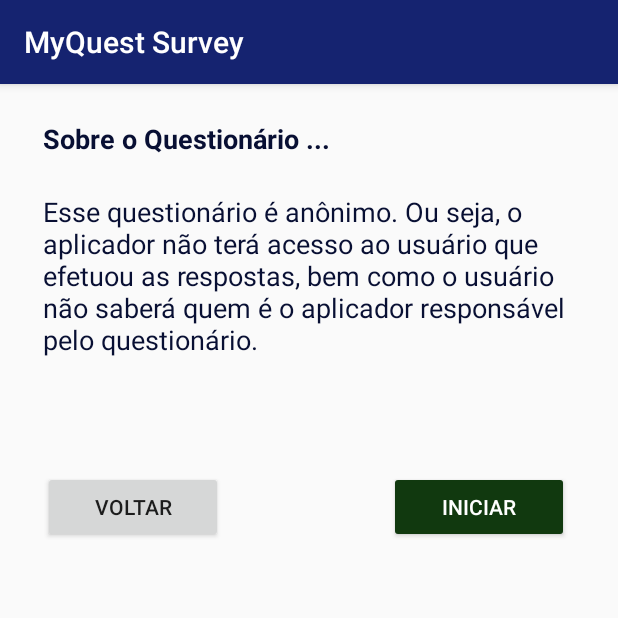
After one commit to tbelem/tccifsp, an Android app: the QuestionarioActivity screen opened directly, with no data from a screen before it, on a phone screen of 412 x 824 dp, the top half of it. The commit adds this screen. Run offline under Robolectric (Android 15) with nearby library versions, the phone set to English and light mode, and no system bars; our stand-ins replace Firebase (no records; nobody signed in at launch, a user with empty details on screens opened directly); 1 statement that could not run was skipped.

Commit message:
Capa do questionario

```diff
--- a/app/build.gradle
+++ b/app/build.gradle
@@ -33,4 +33,5 @@ dependencies {
 
 
 
+
 apply plugin: 'com.google.gms.google-services'
--- a/app/src/main/AndroidManifest.xml
+++ b/app/src/main/AndroidManifest.xml
@@ -9,21 +9,23 @@
         android:roundIcon="@mipmap/ic_launcher_round"
         android:supportsRtl="true"
         android:theme="@style/AppTheme">
-        <activity android:name=".Activity.MainActivity" >
-        </activity>
+        <activity android:name=".Activity.MainActivity"></activity>
         <activity
             android:name=".Activity.LoginActivity"
-            android:theme="@style/Barless" >
+            android:theme="@style/Barless">
             <intent-filter>
                 <action android:name="android.intent.action.MAIN" />
 
                 <category android:name="android.intent.category.LAUNCHER" />
             </intent-filter>
         </activity>
-        <activity android:name=".Activity.HomeActivity"></activity>
-        <activity android:name=".Activity.UseActivity"></activity>
-        <activity android:name=".Activity.AlternativaActivity"></activity>
+        <activity android:name=".Activity.HomeActivity" />
+        <activity android:name=".Activity.UseActivity" />
+        <activity android:name=".Activity.AlternativaActivity" />
+
         <service android:name=".Service.NotificationService" />
+
+        <activity android:name=".Activity.QuestionarioActivity"></activity>
     </application>
 
 </manifest>
--- a/app/src/main/java/proj/ifsp/tcc1/Activity/HomeActivity.java
+++ b/app/src/main/java/proj/ifsp/tcc1/Activity/HomeActivity.java
@@ -11,6 +11,7 @@ import android.support.v7.app.AppCompatActivity;
 import android.os.Bundle;
 import android.util.Log;
 import android.view.View;
+import android.widget.AdapterView;
 import android.widget.ArrayAdapter;
 import android.widget.ListView;
 import android.widget.TextView;
@@ -71,6 +72,20 @@ public class HomeActivity extends AppCompatActivity {
 
         pendentesReference = InstanceFactory.getDBInstance().getReference("usuarios").child(firebaseAuth.getCurrentUser().getUid()).child("pendentes");
         montaListenerPendentes();
+
+        pendentesList.setOnItemClickListener(new AdapterView.OnItemClickListener() {
+            @Override
+            public void onItemClick(AdapterView<?> adapterView, View view, int i, long l) {
+
+                Questionario selecionado = (Questionario) adapterView.getItemAtPosition(i);
+
+                Intent questIntent = new Intent(HomeActivity.this,QuestionarioActivity.class);
+
+                questIntent.putExtra("selecionadoID",selecionado.getId());
+
+                startActivity(questIntent);
+            }
+        });
 
     }
 
--- /dev/null
+++ b/app/src/main/java/proj/ifsp/tcc1/Activity/QuestionarioActivity.java
@@ -0,0 +1,67 @@
+package proj.ifsp.tcc1.Activity;
+
+import android.support.v7.app.AppCompatActivity;
+import android.os.Bundle;
+import android.util.Log;
+import android.view.View;
+import android.widget.TextView;
+
+import com.google.firebase.database.DataSnapshot;
+import com.google.firebase.database.DatabaseError;
+import com.google.firebase.database.DatabaseReference;
+import com.google.firebase.database.ValueEventListener;
+
+import proj.ifsp.tcc1.Model.Questionario;
+import proj.ifsp.tcc1.R;
+import proj.ifsp.tcc1.Util.InstanceFactory;
+
+public class QuestionarioActivity extends AppCompatActivity {
+
+    private TextView txtDescricao;
+
+    private Questionario questionario;
+
+    @Override
+    protected void onCreate(Bundle savedInstanceState) {
+        super.onCreate(savedInstanceState);
+        setContentView(R.layout.activity_questionario);
+
+        txtDescricao = (TextView) findViewById(R.id.txDescricao);
+
+        buscaQuestionario(this.getIntent().getStringExtra("selecionadoID"));
+    }
+
+    private void buscaQuestionario(String qID){
+        DatabaseReference query = InstanceFactory.getDBInstance().getReference("questionarios").child(qID);
+
+        query.addListenerForSingleValueEvent(new ValueEventListener() {
+            @Override
+            public void onDataChange(DataSnapshot dataSnapshot) {
+                questionario = dataSnapshot.getValue(Questionario.class);
+                questionario.setId(dataSnapshot.getKey());
+
+                if(questionario == null){
+                    Log.e("DATABASE ERROR","Questionario nao encontrado !");
+                }
+                else{
+                    if(! questionario.getDescricao().equals("")) {
+                        txtDescricao.setText(questionario.getDescricao());
+                    }
+                    else{
+                        txtDescricao.setText(getResources().getString(R.string.txDescricaoDefault));
+                    }
+                }
+            }
+
+            @Override
+            public void onCancelled(DatabaseError databaseError) {
+                Log.e("DATABASE ERROR",databaseError.toString());
+            }
+        });
+    }
+
+    public void Voltar (View v){
+        finish();
+    }
+
+}
--- a/app/src/main/java/proj/ifsp/tcc1/Adapter/PendentesAdapter.java
+++ b/app/src/main/java/proj/ifsp/tcc1/Adapter/PendentesAdapter.java
@@ -45,6 +45,10 @@ public class PendentesAdapter extends BaseAdapter {
         return 0;
     }
 
+    public String getStringId(int pos) {
+        return pendentes.get(pos).getId();
+    }
+
     @Override
     public View getView(int i, View view, ViewGroup viewGroup) {
         View item_layout = activity.getLayoutInflater().inflate(R.layout.pendentes_item,viewGroup,false);
--- a/app/src/main/java/proj/ifsp/tcc1/Model/Questionario.java
+++ b/app/src/main/java/proj/ifsp/tcc1/Model/Questionario.java
@@ -9,6 +9,7 @@ import java.util.Date;
 public class Questionario {
 
     private String id;
+    private String descricao;
     private long inicio;
     private long fim;
     private int recompensa;
@@ -22,6 +23,10 @@ public class Questionario {
         this.fim = fim;
         this.recompensa = recompensa;
     }
+
+    public String getDescricao() { return descricao; }
+
+    public void setDescricao(String descricao) { this.descricao = descricao; }
 
     public String getId() {
         return id;
--- a/app/src/main/res/layout/activity_alternativa.xml
+++ b/app/src/main/res/layout/activity_alternativa.xml
@@ -5,7 +5,7 @@
     android:layout_width="match_parent"
     android:layout_height="match_parent"
     android:fillViewport="true"
-    tools:context="proj.ifsp.tcc1.Activity.LoginActivity">
+    tools:context="proj.ifsp.tcc1.Activity.AlternativaActivity">
 
     <android.support.constraint.ConstraintLayout
         android:layout_width="match_parent"
@@ -13,7 +13,7 @@
         tools:context="proj.ifsp.tcc1.Activity.AlternativaActivity">
 
         <TextView
-            android:id="@+id/textView14"
+            android:id="@+id/txDescricao"
             android:layout_width="0dp"
             android:layout_height="wrap_content"
             android:layout_marginLeft="0dp"
@@ -50,7 +50,7 @@
             android:layout_marginTop="24dp"
             app:layout_constraintLeft_toLeftOf="@+id/guideline4"
             app:layout_constraintRight_toLeftOf="@+id/guideline7"
-            app:layout_constraintTop_toBottomOf="@+id/textView14">
+            app:layout_constraintTop_toBottomOf="@+id/txDescricao">
 
             <RadioButton
                 android:id="@+id/radioButton"
--- /dev/null
+++ b/app/src/main/res/layout/activity_questionario.xml
@@ -0,0 +1,91 @@
+<?xml version="1.0" encoding="utf-8"?>
+<ScrollView xmlns:android="http://schemas.android.com/apk/res/android"
+    xmlns:app="http://schemas.android.com/apk/res-auto"
+    xmlns:tools="http://schemas.android.com/tools"
+    android:layout_width="match_parent"
+    android:layout_height="match_parent"
+    android:fillViewport="true"
+    tools:context="proj.ifsp.tcc1.Activity.QuestionarioActivity">
+
+    <android.support.constraint.ConstraintLayout
+        android:layout_width="match_parent"
+        android:layout_height="wrap_content"
+        tools:context="proj.ifsp.tcc1.Activity.QuestionarioActivity">
+
+        <TextView
+            android:id="@+id/txDescricao"
+            android:layout_width="0dp"
+            android:layout_height="wrap_content"
+            android:layout_marginLeft="0dp"
+            android:layout_marginRight="0dp"
+            android:layout_marginTop="24dp"
+            android:text="@string/txDescricaoDefault"
+            android:textColor="@color/colorPrimaryDark"
+            android:textSize="@dimen/LabelSize"
+            app:layout_constraintHorizontal_bias="1.0"
+            app:layout_constraintLeft_toLeftOf="@+id/guideline4"
+            app:layout_constraintRight_toLeftOf="@+id/guideline7"
+            app:layout_constraintTop_toBottomOf="@+id/lbSobre" />
+
+        <TextView
+            android:id="@+id/lbSobre"
+            android:layout_width="0dp"
+            android:layout_height="wrap_content"
+            android:layout_marginLeft="0dp"
+            android:layout_marginRight="0dp"
+            android:layout_marginTop="24dp"
+            android:text="@string/txSobre"
+            android:textColor="@color/colorPrimaryDark"
+            android:textSize="@dimen/LabelSize"
+            android:textStyle="bold"
+            app:layout_constraintHorizontal_bias="0.0"
+            app:layout_constraintLeft_toLeftOf="@+id/guideline4"
+            app:layout_constraintRight_toLeftOf="@+id/guideline7"
+            app:layout_constraintTop_toTopOf="parent" />
+
+        <android.support.constraint.Guideline
+            android:id="@+id/guideline4"
+            android:layout_width="wrap_content"
+            android:layout_height="wrap_content"
+            android:orientation="vertical"
+            app:layout_constraintGuide_percent="0.07" />
+
+        <android.support.constraint.Guideline
+            android:id="@+id/guideline7"
+            android:layout_width="wrap_content"
+            android:layout_height="wrap_content"
+            android:orientation="vertical"
+            app:layout_constraintGuide_percent="0.92" />
+
+        <Button
+            android:id="@+id/btVoltar"
+            android:layout_width="120dp"
+            android:layout_height="wrap_content"
+            android:layout_marginBottom="0dp"
+            android:layout_marginStart="0dp"
+            android:layout_marginTop="0dp"
+            android:text="@string/btVoltar"
+            android:onClick="Voltar"
+            app:layout_constraintBottom_toBottomOf="parent"
+            app:layout_constraintLeft_toLeftOf="@+id/guideline4"
+            app:layout_constraintTop_toBottomOf="@+id/txDescricao"
+            app:layout_constraintVertical_bias="0.14" />
+
+        <Button
+            android:id="@+id/btIniciar"
+            android:layout_width="120dp"
+            android:layout_height="wrap_content"
+            android:layout_marginBottom="0dp"
+            android:layout_marginEnd="0dp"
+            android:layout_marginTop="0dp"
+            android:backgroundTint="@color/colorSecondaryDark"
+            android:text="@string/btIniciar"
+            android:textColor="@color/colorTextSecondary"
+            app:layout_constraintBottom_toBottomOf="parent"
+            app:layout_constraintRight_toLeftOf="@+id/guideline7"
+            app:layout_constraintTop_toBottomOf="@+id/txDescricao"
+            app:layout_constraintVertical_bias="0.14" />
+
+    </android.support.constraint.ConstraintLayout>
+
+</ScrollView>
--- a/app/src/main/res/values/strings.xml
+++ b/app/src/main/res/values/strings.xml
@@ -24,6 +24,12 @@
     <string name="txDeposito">Depósito Bancário</string>
     <string name="txEscolha">Escolha uma opção:</string>
 
+    <!-- Questionario Activity -->
+    <string name="btVoltar">Voltar</string>
+    <string name="btIniciar">Iniciar</string>
+    <string name="txSobre">Sobre o Questionário ...</string>
+    <string name="txDescricaoDefault">Esse questionário é anônimo. Ou seja, o aplicador não terá acesso ao usuário que efetuou as respostas, bem como o usuário não saberá quem é o aplicador responsável pelo questionário.</string>
+
     <!-- Alternativa Activity -->
     <string name="btAnterior">&lt; Anterior</string>
     <string name="btProximo">Proximo &gt;</string>
```
